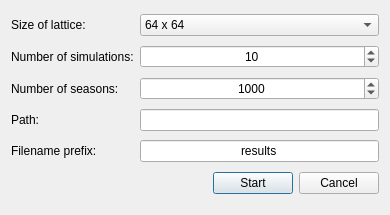
mariomartinezm/QtCaPso, file batchdialog.ui: the form before one commit.
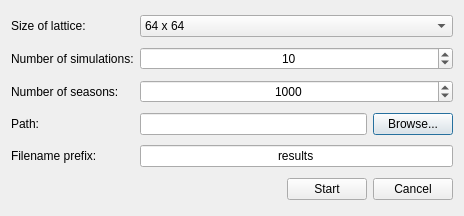
The form after the commit.

Commit message: Add a "Browse" button to batchdialog.ui

```diff
--- a/batchdialog.ui
+++ b/batchdialog.ui
@@ -6,8 +6,8 @@
    <rect>
     <x>0</x>
     <y>0</y>
-    <width>390</width>
-    <height>215</height>
+    <width>464</width>
+    <height>216</height>
    </rect>
   </property>
   <property name="windowTitle">
@@ -21,7 +21,7 @@
      </property>
     </widget>
    </item>
-   <item row="0" column="1">
+   <item row="0" column="1" colspan="2">
     <widget class="QComboBox" name="comboSize">
      <item>
       <property name="text">
@@ -77,22 +77,6 @@
      </property>
     </widget>
    </item>
-   <item row="1" column="1">
-    <widget class="QSpinBox" name="spinBoxSimulations">
-     <property name="alignment">
-      <set>Qt::AlignCenter</set>
-     </property>
-     <property name="minimum">
-      <number>1</number>
-     </property>
-     <property name="maximum">
-      <number>100</number>
-     </property>
-     <property name="value">
-      <number>10</number>
-     </property>
-    </widget>
-   </item>
    <item row="2" column="0">
     <widget class="QLabel" name="labelSeasons">
      <property name="text">
@@ -100,7 +84,7 @@
      </property>
     </widget>
    </item>
-   <item row="2" column="1">
+   <item row="2" column="1" colspan="2">
     <widget class="QSpinBox" name="spinBoxSeasons">
      <property name="alignment">
       <set>Qt::AlignCenter</set>
@@ -126,6 +110,13 @@
    <item row="3" column="1">
     <widget class="QLineEdit" name="lineEditPath"/>
    </item>
+   <item row="3" column="2">
+    <widget class="QPushButton" name="pushButtonBrowse">
+     <property name="text">
+      <string>Browse...</string>
+     </property>
+    </widget>
+   </item>
    <item row="4" column="0">
     <widget class="QLabel" name="labelFilenamePrefix">
      <property name="text">
@@ -133,7 +124,7 @@
      </property>
     </widget>
    </item>
-   <item row="4" column="1">
+   <item row="4" column="1" colspan="2">
     <widget class="QLineEdit" name="lineEditFilenamePrefix">
      <property name="text">
       <string>results</string>
@@ -143,7 +134,7 @@
      </property>
     </widget>
    </item>
-   <item row="5" column="0" colspan="2">
+   <item row="5" column="0" colspan="3">
     <layout class="QHBoxLayout" name="horizontalLayout">
      <item>
       <spacer name="horizontalSpacer">
@@ -174,6 +165,22 @@
      </item>
     </layout>
    </item>
+   <item row="1" column="1" colspan="2">
+    <widget class="QSpinBox" name="spinBoxSimulations">
+     <property name="alignment">
+      <set>Qt::AlignCenter</set>
+     </property>
+     <property name="minimum">
+      <number>1</number>
+     </property>
+     <property name="maximum">
+      <number>100</number>
+     </property>
+     <property name="value">
+      <number>10</number>
+     </property>
+    </widget>
+   </item>
   </layout>
   <zorder>labelSize</zorder>
   <zorder>comboSize</zorder>
```
Left out of the diff: 1 changed line with no effect on the pictures.
